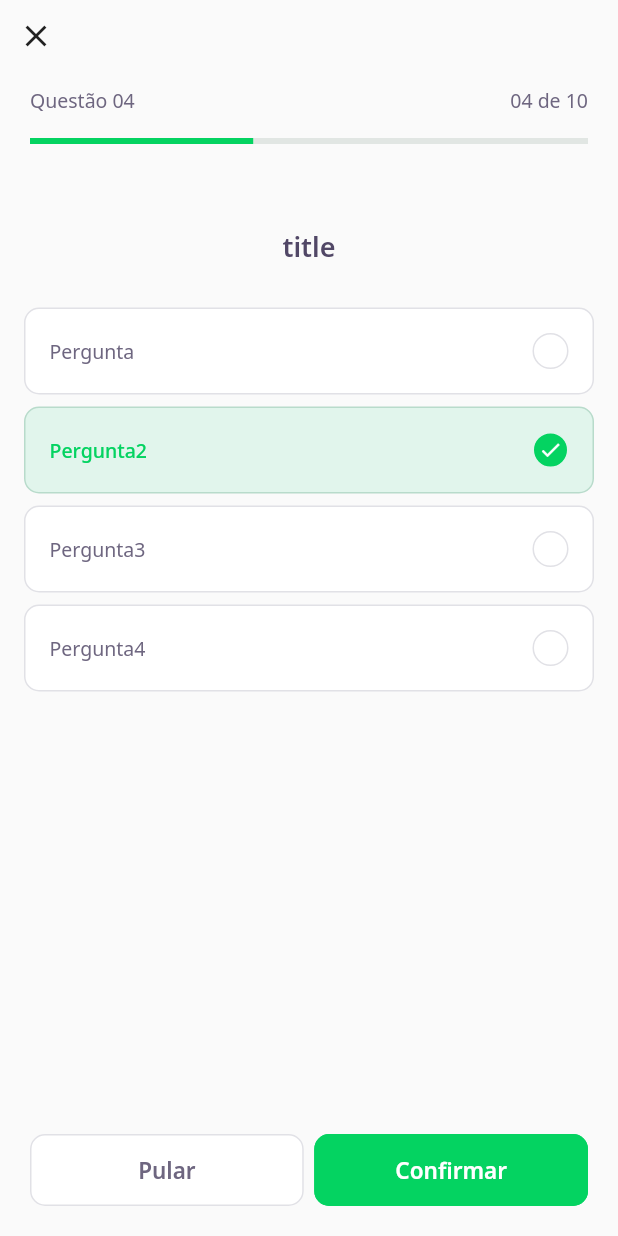
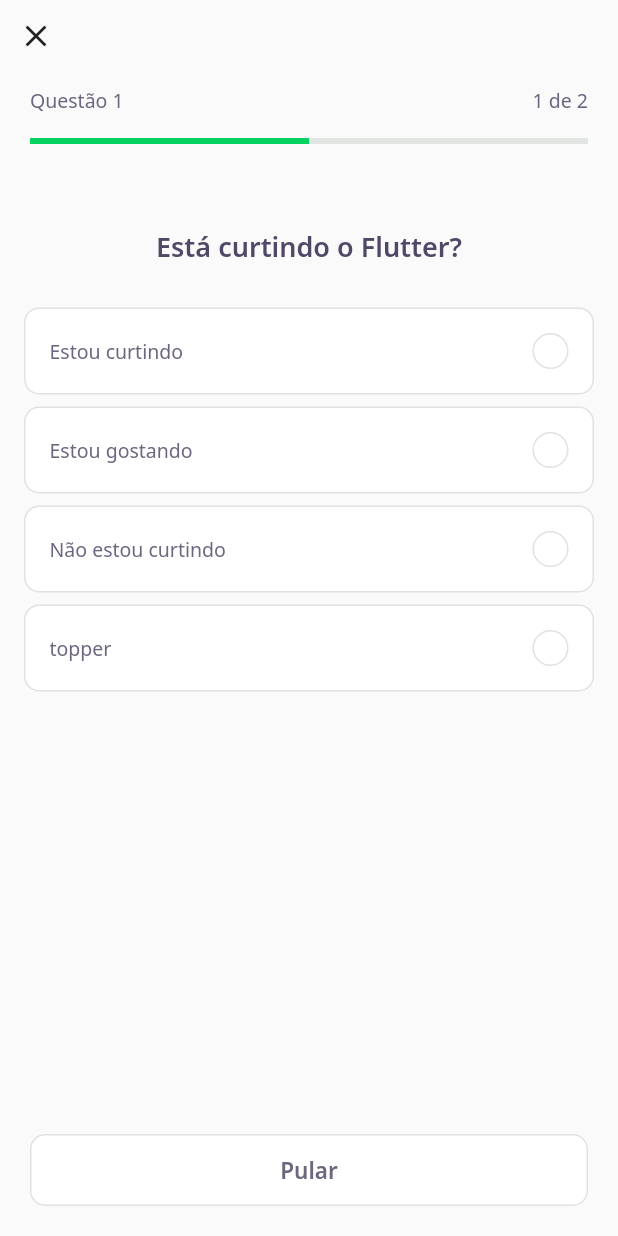
Before and after one commit to chulipinho/dev_quiz, a Flutter app: the screen it shows after launch, after a tap on "NLW 5 Flutter", on a phone screen of 412 x 824 dp. Run offline on Flutter 3.47's test engine with Material 2 defaults, Android fonts, the phone set to English and light mode, and no system bars; our stand-ins replace google_fonts; missing offline and left inert: dart:html; accounts and stored records are empty; network calls fail.

Commit message:
Quizzes now change questions

```diff
--- /dev/null
+++ b/lib/challenge_page/challenge_controller.dart
@@ -0,0 +1,8 @@
+import 'package:flutter/cupertino.dart';
+
+class ChallegeController {
+  final curentPageNotifier = ValueNotifier<int>(1);
+
+  int get curentPage => curentPageNotifier.value;
+  set curentPage(value) => curentPageNotifier.value = value;
+}
--- a/lib/challenge_page/challenge_page.dart
+++ b/lib/challenge_page/challenge_page.dart
@@ -1,16 +1,34 @@
+import 'package:devquiz/challenge_page/challenge_controller.dart';
 import 'package:devquiz/challenge_page/widgets/next_button_widget.dart';
 import 'package:devquiz/challenge_page/widgets/question_indicator_widget.dart';
-import 'package:devquiz/challenge_page/widgets/quiz_widget.dart';
+import 'package:devquiz/challenge_page/widgets/quiz/quiz_widget.dart';
+import 'package:devquiz/shared/models/question_model.dart';
 import 'package:flutter/material.dart';
 
 class ChallengePage extends StatefulWidget {
-  const ChallengePage({Key? key}) : super(key: key);
+  final List<QuestionModel> questions;
+  const ChallengePage({Key? key, required this.questions}) : super(key: key);
 
   @override
   State<ChallengePage> createState() => _ChallengePageState();
 }
 
 class _ChallengePageState extends State<ChallengePage> {
+  final controller = ChallegeController();
+  final pageController = PageController();
+  @override
+  void initState() {
+    pageController.addListener(() {
+      controller.curentPage = pageController.page!.toInt() + 1;
+    });
+    super.initState();
+  }
+
+  void nextPage() {
+    pageController.nextPage(
+        duration: Duration(milliseconds: 100), curve: Curves.linear);
+  }
+
   @override
   Widget build(BuildContext context) {
     return Scaffold(
@@ -21,28 +39,63 @@ class _ChallengePageState extends State<ChallengePage> {
           child: Column(
             crossAxisAlignment: CrossAxisAlignment.start,
             children: [
-              IconButton(onPressed: () => Navigator.pop(context), icon: Icon(Icons.close),),
-              QuestionIndicatorWidget(),
+              IconButton(
+                onPressed: () => Navigator.pop(context),
+                icon: Icon(Icons.close),
+              ),
+              ValueListenableBuilder<int>(
+                valueListenable: controller.curentPageNotifier,
+                builder: (context, value, _) => QuestionIndicatorWidget(
+                  curentPage: value,
+                  lengh: widget.questions.length,
+                ),
+              )
             ],
           ),
         ),
       ),
-      body: QuizWidget(title: "title"),
+      body: PageView(
+        physics: NeverScrollableScrollPhysics(),
+        controller: pageController,
+        children: widget.questions
+            .map((e) => QuizWidget(
+                  question: e,
+                  onChange: nextPage,
+                ))
+            .toList(),
+      ),
       bottomNavigationBar: SafeArea(
         bottom: true,
         child: Padding(
             padding: const EdgeInsets.symmetric(horizontal: 20, vertical: 20),
-          child: Row(
+            child: ValueListenableBuilder(
+              valueListenable: controller.curentPageNotifier,
+              builder: (context, value, _) => Row(
                 mainAxisAlignment: MainAxisAlignment.spaceAround,
                 children: [
-              Expanded(child: NextButtonWidget.white(label: "Pular", onTap: () {},)),
+                  if (value != widget.questions.length)
+                    Expanded(
+                      child: NextButtonWidget.white(
+                        label: "Pular",
+                        onTap: nextPage,
+                      ),
+                    ),
+                  if (value == widget.questions.length)
                     SizedBox(
                       width: 7,
                     ),
-              Expanded(child: NextButtonWidget.green(label: "Confirmar", onTap: () {},)),
+                  if (value == widget.questions.length)
+                    Expanded(
+                      child: NextButtonWidget.green(
+                        label: "Confirmar",
+                        onTap: () {
+                          Navigator.pop(context);
+                        },
+                      ),
+                    ),
                 ],
               ),
-        ),
+            )),
       ),
     );
   }
--- a/lib/challenge_page/widgets/answer_widget.dart
+++ b/lib/challenge_page/widgets/answer_widget.dart
@@ -1,55 +1,82 @@
 import 'package:devquiz/core/app_colors.dart';
 import 'package:devquiz/core/app_text_styles.dart';
+import 'package:devquiz/shared/models/answer_model.dart';
 import 'package:flutter/material.dart';
 
 class AnswerWidget extends StatelessWidget {
-  final String title;
-  final bool isRight;
+  final VoidCallback onTap;
+  final AnswerModel answer;
   final bool isSelected;
+  final bool disabled;
   const AnswerWidget({
     Key? key,
-    required this.title,
-    this.isRight = false,
+    required this.answer,
     this.isSelected = false,
+    required this.onTap,
+    this.disabled = false,
   }) : super(key: key);
 
-Color get _selectedColorRight => isRight? AppColors.darkGreen : AppColors.darkRed;
-Color get _selectedBorderRight => isRight? AppColors.lightGreen : AppColors.lightRed;
-Color get _selectedColorCardRight => isRight? AppColors.lightGreen : AppColors.lightRed;
-Color get _selectedBorderCardRight => isRight? AppColors.green : AppColors.red;
-TextStyle get _selectedAppTextStyleRight => isRight? AppTextStyles.bodyDarkGreen : AppTextStyles.bodyDarkRed;
-IconData get _selectedIconRight => isRight? Icons.check : Icons.close;
+  Color get _selectedColorRight =>
+      answer.isRight ? AppColors.darkGreen : AppColors.darkRed;
+  Color get _selectedBorderRight =>
+      answer.isRight ? AppColors.lightGreen : AppColors.lightRed;
+  Color get _selectedColorCardRight =>
+      answer.isRight ? AppColors.lightGreen : AppColors.lightRed;
+  Color get _selectedBorderCardRight =>
+      answer.isRight ? AppColors.green : AppColors.red;
+  TextStyle get _selectedAppTextStyleRight =>
+      answer.isRight ? AppTextStyles.bodyDarkGreen : AppTextStyles.bodyDarkRed;
+  IconData get _selectedIconRight => answer.isRight ? Icons.check : Icons.close;
 
   @override
   Widget build(BuildContext context) {
     return Padding(
       padding: const EdgeInsets.symmetric(horizontal: 16.0, vertical: 4),
+      child: IgnorePointer(
+        ignoring: disabled,
+        child: GestureDetector(
+          onTap: onTap,
           child: Container(
             padding: EdgeInsets.all(16),
             decoration: BoxDecoration(
-            color: isSelected ? _selectedColorCardRight :  AppColors.white,
+                color: isSelected ? _selectedColorCardRight : AppColors.white,
                 borderRadius: BorderRadius.circular(10),
-            border: Border.fromBorderSide(BorderSide(color: isSelected ? _selectedBorderCardRight : AppColors.border))),
+                border: Border.fromBorderSide(BorderSide(
+                    color: isSelected
+                        ? _selectedBorderCardRight
+                        : AppColors.border))),
             child: Row(
               mainAxisAlignment: MainAxisAlignment.spaceBetween,
               children: [
                 Expanded(
                   child: Text(
-                title,
-                style: isSelected ? _selectedAppTextStyleRight : AppTextStyles.body,
+                    answer.title,
+                    style: isSelected
+                        ? _selectedAppTextStyleRight
+                        : AppTextStyles.body,
                   ),
                 ),
                 Container(
                     height: 24,
                     width: 24,
                     decoration: BoxDecoration(
-                  color: isSelected ? _selectedColorRight : AppColors.white,
+                        color:
+                            isSelected ? _selectedColorRight : AppColors.white,
                         borderRadius: BorderRadius.circular(500),
-                  border: Border.fromBorderSide(
-                      BorderSide(color: isSelected ? _selectedBorderRight : AppColors.border))),
-              child: isSelected ? Icon(_selectedIconRight, size: 16, color: Colors.white,) : null
+                        border: Border.fromBorderSide(BorderSide(
+                            color: isSelected
+                                ? _selectedBorderRight
+                                : AppColors.border))),
+                    child: isSelected
+                        ? Icon(
+                            _selectedIconRight,
+                            size: 16,
+                            color: Colors.white,
                           )
+                        : null)
               ],
+            ),
+          ),
         ),
       ),
     );
--- a/lib/challenge_page/widgets/next_button_widget.dart
+++ b/lib/challenge_page/widgets/next_button_widget.dart
@@ -36,14 +36,12 @@ class NextButtonWidget extends StatelessWidget {
         height: 48,
         child: TextButton(
             style: ButtonStyle(
-              overlayColor: MaterialStateProperty.all(backgroundColor),
+                overlayColor: MaterialStateProperty.all(backgroundColor),
                 backgroundColor: MaterialStateProperty.all(backgroundColor),
                 side: MaterialStateProperty.all(BorderSide(color: borderColor)),
                 shape: MaterialStateProperty.all(RoundedRectangleBorder(
                     borderRadius: BorderRadius.circular(10)))),
-            onPressed: () {
-              onTap;
-            },
+            onPressed: onTap,
             child: Text(
               label,
               style: GoogleFonts.notoSans(
--- a/lib/challenge_page/widgets/question_indicator_widget.dart
+++ b/lib/challenge_page/widgets/question_indicator_widget.dart
@@ -3,7 +3,9 @@ import 'package:devquiz/shared/widgets/progress_indicator_widget.dart';
 import 'package:flutter/material.dart';
 
 class QuestionIndicatorWidget extends StatelessWidget {
-  const QuestionIndicatorWidget({Key? key}) : super(key: key);
+  final int curentPage;
+  final int lengh;
+  const QuestionIndicatorWidget({Key? key, required this.curentPage, required this.lengh}) : super(key: key);
 
   @override
   Widget build(BuildContext context) {
@@ -16,12 +18,12 @@ class QuestionIndicatorWidget extends StatelessWidget {
           Row(
             mainAxisAlignment: MainAxisAlignment.spaceBetween,
             children: [
-              Text("Questão 04", style: AppTextStyles.body,),
-              Text("04 de 10", style: AppTextStyles.body,),
+              Text("Questão ${curentPage}", style: AppTextStyles.body,),
+              Text("${curentPage} de ${lengh}", style: AppTextStyles.body,),
             ],
           ),
           SizedBox(height: 16,),
-          ProgressIndicatorWidget(value: 0.4),
+          ProgressIndicatorWidget(value: curentPage / lengh),
         ],
       ),
     );
--- /dev/null
+++ b/lib/challenge_page/widgets/quiz/quiz_widget.dart
@@ -0,0 +1,54 @@
+import 'package:devquiz/challenge_page/widgets/answer_widget.dart';
+import 'package:devquiz/core/app_text_styles.dart';
+import 'package:devquiz/shared/models/answer_model.dart';
+import 'package:devquiz/shared/models/question_model.dart';
+import 'package:flutter/material.dart';
+
+class QuizWidget extends StatefulWidget {
+  final QuestionModel question;
+  final VoidCallback onChange;
+  const QuizWidget({Key? key, required this.question, required this.onChange})
+      : super(key: key);
+
+  @override
+  State<QuizWidget> createState() => _QuizWidgetState();
+}
+
+class _QuizWidgetState extends State<QuizWidget> {
+  int selectedIndex = -1;
+
+  AnswerModel answer(index) => widget.question.answers[index];
+
+  @override
+  Widget build(BuildContext context) {
+    return Container(
+      child: Column(
+        children: [
+          SizedBox(
+            height: 64,
+          ),
+          Text(
+            widget.question.title,
+            style: AppTextStyles.heading,
+          ),
+          SizedBox(
+            height: 24,
+          ),
+          for (var i = 0; i < widget.question.answers.length; i++)
+            AnswerWidget(
+              answer: answer(i),
+              disabled: selectedIndex > 0,
+              isSelected: selectedIndex == i,
+              onTap: () {
+                selectedIndex = i;
+
+                setState(() {});
+                Future.delayed(Duration(milliseconds: 500))
+                    .then((value) => widget.onChange());
+              },
+            )
+        ],
+      ),
+    );
+  }
+}
--- a/lib/challenge_page/widgets/quiz_widget.dart
+++ /dev/null
@@ -1,30 +0,0 @@
-import 'package:devquiz/challenge_page/widgets/answer_widget.dart';
-import 'package:devquiz/core/app_text_styles.dart';
-import 'package:flutter/material.dart';
-
-class QuizWidget extends StatelessWidget {
-  final String title;
-  const QuizWidget({Key? key, required this.title}) : super(key: key);
-
-  @override
-  Widget build(BuildContext context) {
-    return Container(
-      child: Column(
-        children: [
-          SizedBox(height: 64,),
-          Text(
-            title,
-            style: AppTextStyles.heading,
-          ),
-          SizedBox(
-            height: 24,
-          ),
-          AnswerWidget(title: "Pergunta"),
-          AnswerWidget(title: "Pergunta2", isRight: true, isSelected: true,),
-          AnswerWidget(title: "Pergunta3"),
-          AnswerWidget(title: "Pergunta4")
-        ],
-      ),
-    );
-  }
-}
--- a/lib/home_page/home_page.dart
+++ b/lib/home_page/home_page.dart
@@ -73,7 +73,7 @@ class _HomePageState extends State<HomePage> {
                       .map(
                         (e) => QuizCardWidget(
                           onTap: () {
-                            Navigator.push(context, MaterialPageRoute(builder: (context) => ChallengePage()));
+                            Navigator.push(context, MaterialPageRoute(builder: (context) => ChallengePage(questions: e.questions)));
                           },
                             title: e.title,
                             percentage:
```
Lines whose indentation alone changed are shown as unchanged.
